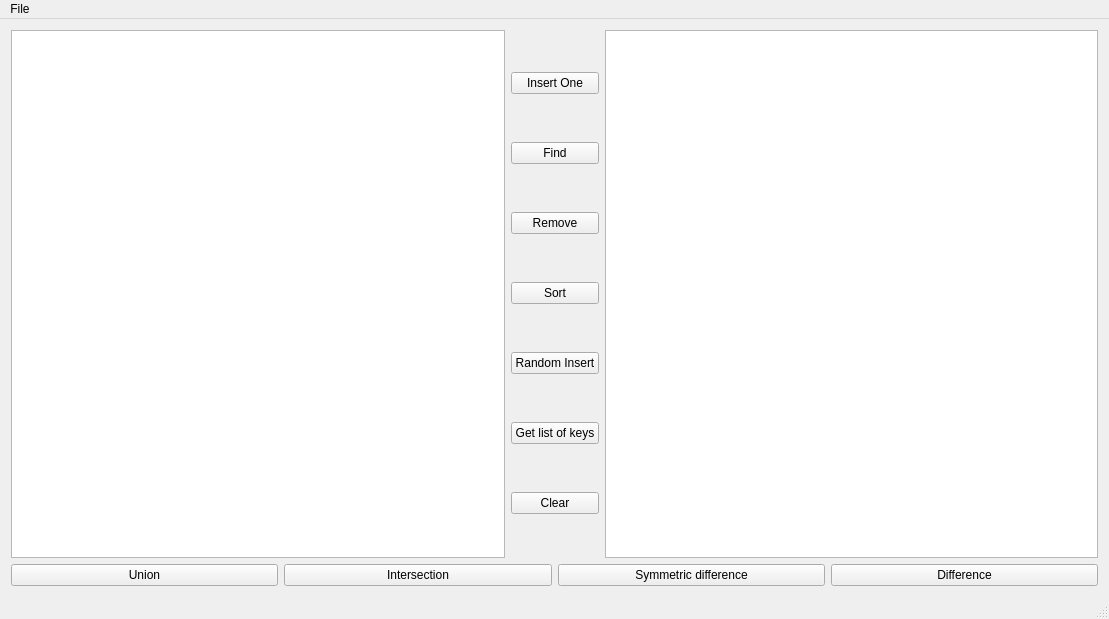
Before: the Qt Designer form mainwindow.ui in StasDzundza/Data-Structures-Visualizator, drawn with Qt 5.
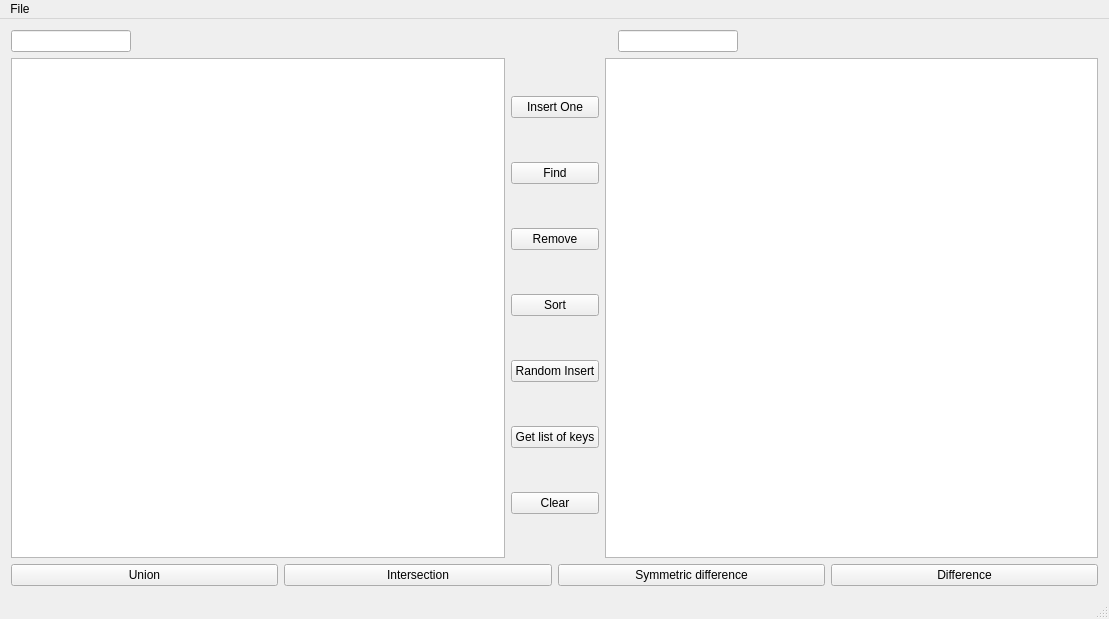
After: the same form once the commit is applied.

The edit to the form file:
```diff
--- a/mainwindow.ui
+++ b/mainwindow.ui
@@ -16,6 +16,107 @@
   <widget class="QWidget" name="centralWidget">
    <layout class="QGridLayout" name="gridLayout">
     <item row="0" column="0">
+     <layout class="QHBoxLayout" name="horizontalLayout_3">
+      <item>
+       <widget class="QLineEdit" name="firstTypeLbl"/>
+      </item>
+      <item>
+       <spacer name="horizontalSpacer">
+        <property name="orientation">
+         <enum>Qt::Horizontal</enum>
+        </property>
+        <property name="sizeHint" stdset="0">
+         <size>
+          <width>40</width>
+          <height>20</height>
+         </size>
+        </property>
+       </spacer>
+      </item>
+      <item>
+       <spacer name="horizontalSpacer_3">
+        <property name="orientation">
+         <enum>Qt::Horizontal</enum>
+        </property>
+        <property name="sizeHint" stdset="0">
+         <size>
+          <width>40</width>
+          <height>20</height>
+         </size>
+        </property>
+       </spacer>
+      </item>
+      <item>
+       <spacer name="horizontalSpacer_5">
+        <property name="orientation">
+         <enum>Qt::Horizontal</enum>
+        </property>
+        <property name="sizeHint" stdset="0">
+         <size>
+          <width>40</width>
+          <height>20</height>
+         </size>
+        </property>
+       </spacer>
+      </item>
+      <item>
+       <spacer name="horizontalSpacer_8">
+        <property name="orientation">
+         <enum>Qt::Horizontal</enum>
+        </property>
+        <property name="sizeHint" stdset="0">
+         <size>
+          <width>40</width>
+          <height>20</height>
+         </size>
+        </property>
+       </spacer>
+      </item>
+      <item>
+       <widget class="QLineEdit" name="secondTypeLbl"/>
+      </item>
+      <item>
+       <spacer name="horizontalSpacer_6">
+        <property name="orientation">
+         <enum>Qt::Horizontal</enum>
+        </property>
+        <property name="sizeHint" stdset="0">
+         <size>
+          <width>40</width>
+          <height>20</height>
+         </size>
+        </property>
+       </spacer>
+      </item>
+      <item>
+       <spacer name="horizontalSpacer_4">
+        <property name="orientation">
+         <enum>Qt::Horizontal</enum>
+        </property>
+        <property name="sizeHint" stdset="0">
+         <size>
+          <width>40</width>
+          <height>20</height>
+         </size>
+        </property>
+       </spacer>
+      </item>
+      <item>
+       <spacer name="horizontalSpacer_2">
+        <property name="orientation">
+         <enum>Qt::Horizontal</enum>
+        </property>
+        <property name="sizeHint" stdset="0">
+         <size>
+          <width>40</width>
+          <height>20</height>
+         </size>
+        </property>
+       </spacer>
+      </item>
+     </layout>
+    </item>
+    <item row="1" column="0">
      <layout class="QHBoxLayout" name="horizontalLayout">
       <item>
        <widget class="QGraphicsView" name="view1"/>
@@ -78,7 +179,7 @@
       </item>
      </layout>
     </item>
-    <item row="1" column="0">
+    <item row="2" column="0">
      <layout class="QHBoxLayout" name="horizontalLayout_2">
       <item>
        <widget class="QPushButton" name="union_2">
```
